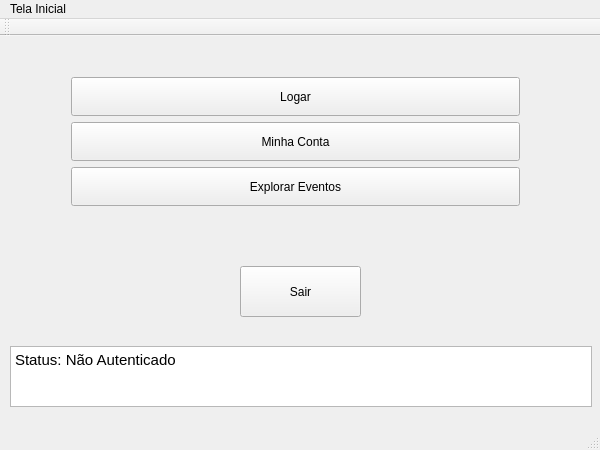
Above: sistema usando qt/Sistema_Ingressos/mainwindow.ui from Casterzz/Sistema-ingressos before the change. Below: the same form after it.
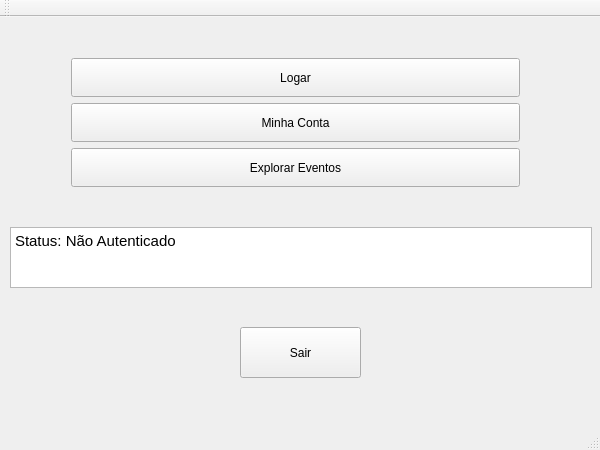
That is the form after the change.

Commit message: Mudanças no design e novas telas criadas

```diff
--- a/sistema usando qt/Sistema_Ingressos/mainwindow.ui
+++ b/sistema usando qt/Sistema_Ingressos/mainwindow.ui
@@ -18,7 +18,7 @@
     <property name="geometry">
      <rect>
       <x>10</x>
-      <y>310</y>
+      <y>210</y>
       <width>582</width>
       <height>61</height>
      </rect>
@@ -41,7 +41,7 @@
     <property name="geometry">
      <rect>
       <x>240</x>
-      <y>230</y>
+      <y>310</y>
       <width>121</width>
       <height>51</height>
      </rect>
@@ -219,12 +219,6 @@
      <height>22</height>
     </rect>
    </property>
-   <widget class="QMenu" name="menuTela_Inicial">
-    <property name="title">
-     <string>Tela Inicial</string>
-    </property>
-   </widget>
-   <addaction name="menuTela_Inicial"/>
   </widget>
   <widget class="QToolBar" name="mainToolBar">
    <attribute name="toolBarArea">
```
The commit also changes 20 other files.
